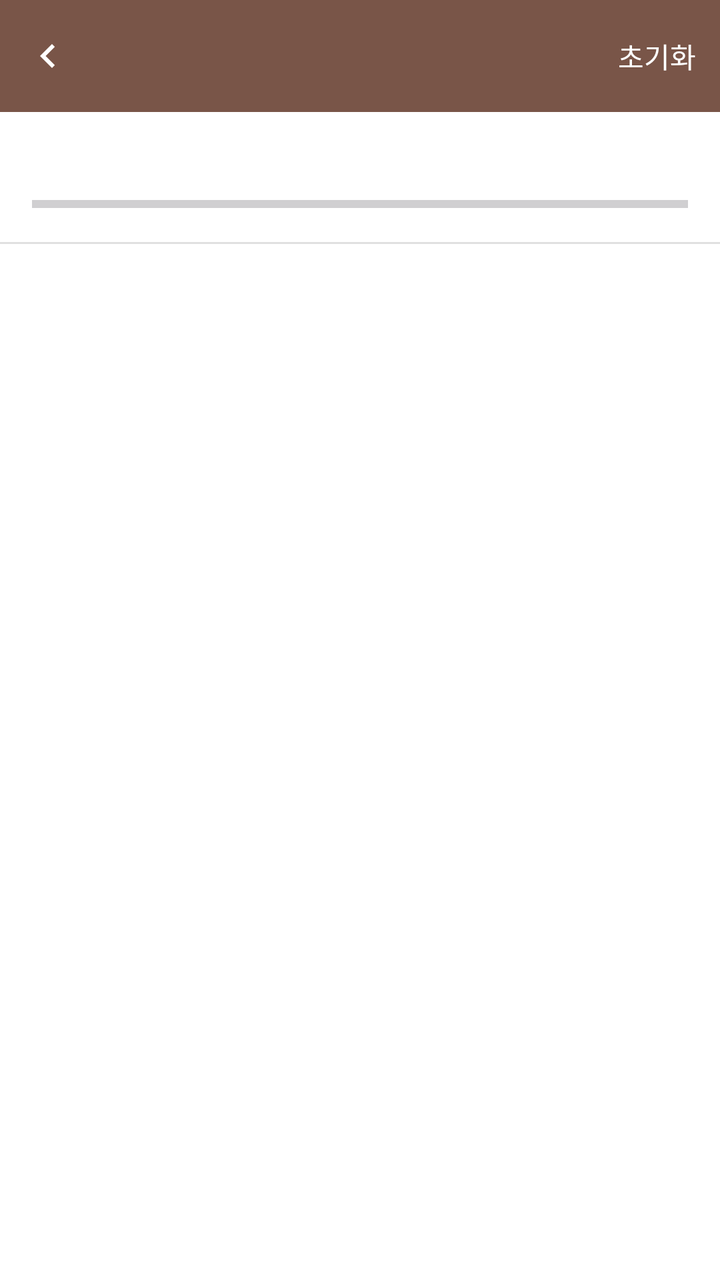
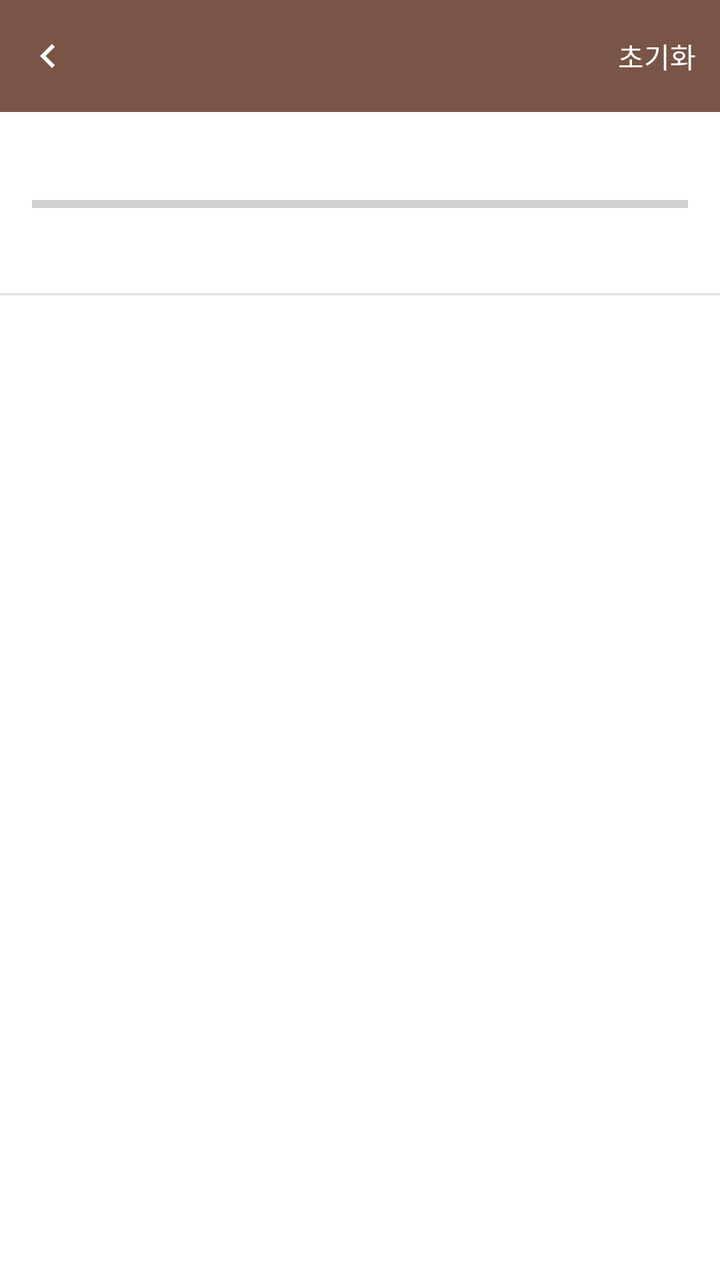

The first picture is an Android layout as it rendered before a commit; the second is the same layout after the commit. The layout source and the unified diff follow.
<!-- AndroidManifest.xml: application theme Theme.BNOTE -->
<!-- res/layout/activity_reading_plan.xml -->
<?xml version="1.0" encoding="utf-8"?>
<LinearLayout xmlns:android="http://schemas.android.com/apk/res/android"
    xmlns:app="http://schemas.android.com/apk/res-auto"
    android:id="@+id/reading_plan_root"
    android:layout_width="match_parent"
    android:layout_height="match_parent"
    android:orientation="vertical"
    android:background="@color/surface_background">

    <LinearLayout
        android:layout_width="match_parent"
        android:layout_height="56dp"
        android:orientation="horizontal"
        android:gravity="center_vertical"
        android:background="@color/brown_primary"
        android:paddingStart="4dp">

        <ImageView
            android:id="@+id/btn_top_bar_back"
            android:layout_width="40dp"
            android:layout_height="40dp"
            android:padding="8dp"
            android:src="@drawable/ic_chevron_left"
            app:tint="@color/white"
            android:contentDescription="뒤로가기"
            android:background="?attr/selectableItemBackgroundBorderless"
            android:clickable="true"
            android:focusable="true" />

        <TextView
            android:id="@+id/text_top_bar_title"
            android:layout_width="0dp"
            android:layout_height="wrap_content"
            android:layout_weight="1"
            android:layout_marginStart="4dp"
            android:textSize="18sp"
            android:textStyle="bold"
            android:textColor="@color/white" />

        <TextView
            android:id="@+id/btn_reset_reading_progress"
            android:layout_width="wrap_content"
            android:layout_height="wrap_content"
            android:padding="12dp"
            android:text="초기화"
            android:textSize="14sp"
            android:textColor="@color/white"
            android:clickable="true"
            android:focusable="true" />

    </LinearLayout>

    <TextView
        android:id="@+id/text_overall_progress"
        android:layout_width="match_parent"
        android:layout_height="wrap_content"
        android:paddingHorizontal="16dp"
        android:paddingTop="12dp"
        android:paddingBottom="12dp"
        android:textSize="14sp"
        android:textColor="@color/text_secondary" />

    <ProgressBar
        android:id="@+id/progress_overall"
        style="?android:attr/progressBarStyleHorizontal"
        android:layout_width="match_parent"
        android:layout_height="6dp"
        android:layout_marginHorizontal="16dp"
        android:layout_marginBottom="16dp"
        android:progressTint="@color/brown_primary"
        android:max="100" />

    <View
        android:layout_width="match_parent"
        android:layout_height="1dp"
        android:background="@color/divider_light" />

    <ScrollView
        android:layout_width="match_parent"
        android:layout_height="match_parent">

        <LinearLayout
            android:id="@+id/container_book_progress_grid"
            android:layout_width="match_parent"
            android:layout_height="wrap_content"
            android:orientation="vertical"
            android:padding="8dp" />
    </ScrollView>
</LinearLayout>
<!-- resources referenced by this layout -->
<resources>
  <color name="brown_primary">#795548</color>
  <color name="divider_light">#E0E0E0</color>
  <color name="surface_background">#FFFFFF</color>
  <color name="text_secondary">#757575</color>
  <color name="white">#FFFFFFFF</color>
  <!-- drawable ic_chevron_left (drawable) -->
  <vector xmlns:android="http://schemas.android.com/apk/res/android"
      android:width="24dp"
      android:height="24dp"
      android:viewportWidth="24"
      android:viewportHeight="24"
      android:tint="?attr/colorControlNormal">
      <path
          android:fillColor="#000000"
          android:pathData="M15.41,7.41L14,6l-6,6 6,6 1.41,-1.41L10.83,12z" />
  </vector>
  <style name="Theme.BNOTE" parent="Base.Theme.BNOTE" />
  <style name="Base.Theme.BNOTE" parent="Theme.Material3.DayNight.NoActionBar">
          <item name="colorPrimary">@color/brown_primary</item>
          <item name="colorPrimaryDark">@color/brown_primary_dark</item>
          <item name="android:statusBarColor">@color/brown_primary_dark</item>
          <item name="android:windowLightStatusBar">false</item>
          <item name="android:windowBackground">@color/surface_background</item>
      </style>
  <color name="brown_primary_dark">#5D4037</color>
</resources>

<!-- the commit's change to res/layout/activity_reading_plan.xml (unified diff, before → after) -->
@@ -66,9 +66,18 @@
         android:layout_width="match_parent"
         android:layout_height="6dp"
         android:layout_marginHorizontal="16dp"
-        android:layout_marginBottom="16dp"
+        android:layout_marginBottom="8dp"
         android:progressTint="@color/brown_primary"
         android:max="100" />
+
+    <TextView
+        android:id="@+id/text_pace_guide"
+        android:layout_width="match_parent"
+        android:layout_height="wrap_content"
+        android:paddingHorizontal="16dp"
+        android:paddingBottom="16dp"
+        android:textSize="13sp"
+        android:textColor="@color/text_hint" />
 
     <View
         android:layout_width="match_parent"
<!-- resource entries referenced after the edit -->
@@ -3,6 +3,7 @@
   <color name="brown_primary">#795548</color>
   <color name="divider_light">#E0E0E0</color>
   <color name="surface_background">#FFFFFF</color>
+  <color name="text_hint">#9E9E9E</color>
   <color name="text_secondary">#757575</color>
   <color name="white">#FFFFFFFF</color>
   <!-- drawable ic_chevron_left (drawable) -->
